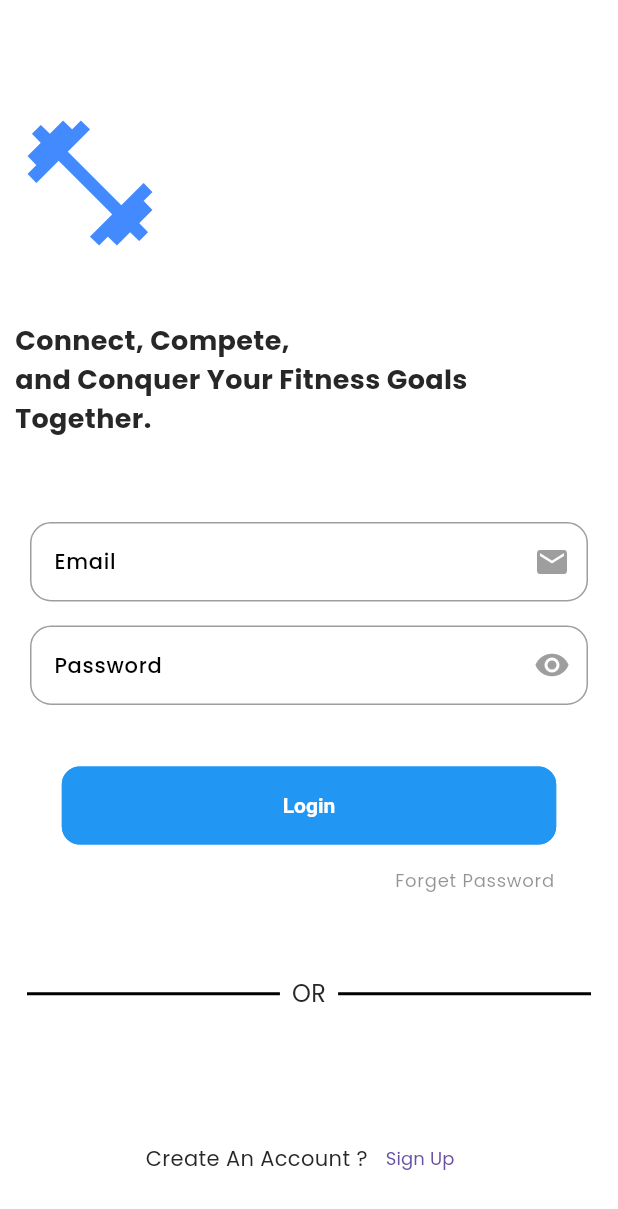
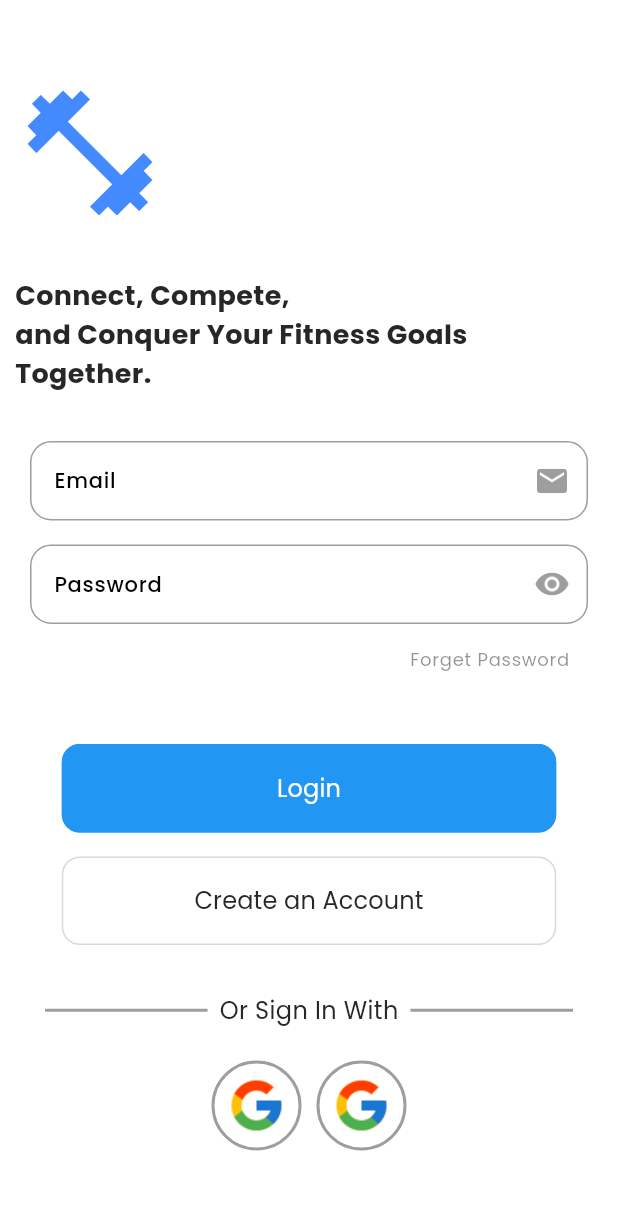
Before and after one commit to basitmurad/fitness_app, a Flutter app: the screen it shows after launch, on a phone screen of 412 x 824 dp. Shown: the top 1209 px of the screen. Run offline on Flutter 3.47's test engine with Material 3 defaults, Android fonts, the phone set to English and light mode, and no system bars; our stand-ins replace email_validator, fluttertoast, get, iconsax.

Commit message:
design reset password screen and make changes

```diff
--- /dev/null
+++ b/lib/screens/authentications/forget_password/controller/ResetController.dart
@@ -0,0 +1,6 @@
+import 'package:get/get.dart';
+
+class Resetcontroller extends GetxController{
+
+
+}
--- a/lib/screens/authentications/login_screen/LoginScreen.dart
+++ b/lib/screens/authentications/login_screen/LoginScreen.dart
@@ -2,12 +2,13 @@ import 'package:fitness/screens/authentications/forget_password/ForgetPassword.d
 import 'package:fitness/screens/authentications/login_screen/widgets/LoginDividerWidget.dart';
 import 'package:fitness/screens/authentications/login_screen/widgets/LoginWidget.dart';
 import 'package:fitness/screens/authentications/signup_screen/SignUpScreen.dart';
-import 'package:fitness/utils/constants/sizes/AppSizes.dart';
+import 'package:fitness/utils/constants/ImagePaths.dart';
+import 'package:fitness/utils/constants/AppSizes.dart';
 import 'package:flutter/cupertino.dart';
 import 'package:flutter/material.dart';
 import 'package:get/get.dart';
 
-import '../../../utils/constants/device/AppDevicesUtils.dart';
+import '../../../utils/constants/AppDevicesUtils.dart';
 
 class LoginScreen extends StatelessWidget {
   const LoginScreen({super.key});
@@ -21,7 +22,7 @@ class LoginScreen extends StatelessWidget {
           child: Column(
             mainAxisAlignment: MainAxisAlignment.center,
             children: [
-              const SizedBox(height: AppSizes.spaceBtwSections + 30),
+              const SizedBox(height: AppSizes.spaceBtwSections + 10),
               Container(
                 alignment: Alignment.topLeft,
                 child: const Icon(
@@ -30,7 +31,7 @@ class LoginScreen extends StatelessWidget {
                   color: Colors.blueAccent,
                 ),
               ),
-              const SizedBox(height: AppSizes.spaceBtwSections + 10),
+              const SizedBox(height: AppSizes.spaceBtwSections ),
 
               // Welcome Textx
               const Text(
@@ -42,39 +43,51 @@ class LoginScreen extends StatelessWidget {
                 ),
                 textAlign: TextAlign.start,
               ),
-              const SizedBox(height: AppSizes.appBarHeight),
+              const SizedBox(height: AppSizes.spaceBtwSections),
 
               const LoginWidget(),
 
-              Container(
-                margin: const EdgeInsets.only(right: 20),
-                alignment: Alignment.bottomRight,
-                child: TextButton(
-                    onPressed: () {
-                      Get.to(() => ForgetPassword());
-                    },
-                    child: Text('Forget Password',textAlign: TextAlign.end,
-                        style: Theme.of(context).textTheme.labelMedium)),
-              ),
               const SizedBox(height: AppSizes.spaceBtwSections),
+
               const LoginDividerWidget(),
 
-              const SizedBox(height: AppSizes.appBarHeight + 10),
+
+              const SizedBox(height: AppSizes.spaceBtwSections -10,),
 
               Row(
                 mainAxisAlignment: MainAxisAlignment.center,
                 children: [
-                  const Text(
-                    'Create An Account ?',
-                    style: TextStyle(fontSize: 14),
+
+                  Container(
+                    width: 60.0,
+                    height: 60.0,
+                    padding: const EdgeInsets.all(8),
+                    decoration: BoxDecoration(
+                      color: Colors.white, // Background color inside the circle
+                      shape: BoxShape.circle,
+                      border: Border.all(
+                        color: Colors.grey, // Stroke color
+                        width: 2.0, // Stroke width
+                      ),
+                    ),
+                    child: Image.asset(ImagePaths.googleIcon),
                   ),
-                  TextButton(
-                    onPressed: () {
-                      Get.to(() => const SignUpScreen());
-                      // Handle sign-up action
-                    },
-                    child: const Text('Sign Up'),
+                  const SizedBox(width: 10),
+                  Container(
+                    width: 60.0,
+                    height: 60.0,
+                    padding: const EdgeInsets.all(8),
+                    decoration: BoxDecoration(
+                      color: Colors.white, // Background color inside the circle
+                      shape: BoxShape.circle,
+                      border: Border.all(
+                        color: Colors.grey, // Stroke color
+                        width: 2.0, // Stroke width
+                      ),
+                    ),
+                    child: Image.asset(ImagePaths.googleIcon),
                   ),
+
                 ],
               ),
             ],
--- a/lib/screens/authentications/login_screen/controller/LoginController.dart
+++ b/lib/screens/authentications/login_screen/controller/LoginController.dart
@@ -31,6 +31,7 @@ class LoginController extends GetxController {
     }
 
     Fluttertoast.showToast(msg: "Login Successfully");
+
   }
 
   String? validatePassword(String password) {
@@ -53,6 +54,10 @@ class LoginController extends GetxController {
     isPasswordVisible.value = !isPasswordVisible.value;
   }
 
+  void createNewUser(String email , String password){
+
+  }
+
   @override
   void onClose() {
     emailController.dispose();
--- a/lib/screens/authentications/login_screen/widgets/LoginDividerWidget.dart
+++ b/lib/screens/authentications/login_screen/widgets/LoginDividerWidget.dart
@@ -9,25 +9,25 @@ class LoginDividerWidget extends StatelessWidget {
   @override
   Widget build(BuildContext context) {
     return const Padding(
-      padding: EdgeInsets.all(8.0),
+      padding: EdgeInsets.only(left: 20,right: 20),
       child: Row(
         children: [
           Expanded(
             child: Divider(
-              color: Colors.black,
+              color: Colors.grey,
               thickness: 2.0,
             ),
           ),
           Padding(
             padding: EdgeInsets.symmetric(horizontal: 8.0),
             child: Text(
-              'OR',
+              'Or Sign In With',
               style: TextStyle(fontSize: 16),
             ),
           ),
           Expanded(
             child: Divider(
-              color: Colors.black,
+              color: Colors.grey,
               thickness: 2.0,
             ),
           ),
--- a/lib/screens/authentications/login_screen/widgets/LoginWidget.dart
+++ b/lib/screens/authentications/login_screen/widgets/LoginWidget.dart
@@ -1,11 +1,13 @@
+import 'package:fitness/screens/authentications/signup_screen/SignUpScreen.dart';
 import 'package:flutter/cupertino.dart';
 import 'package:flutter/material.dart';
 import 'package:fluttertoast/fluttertoast.dart';
 import 'package:get/get.dart';
 import 'package:get/get_core/src/get_main.dart';
 
-import '../../../../utils/constants/device/AppDevicesUtils.dart';
-import '../../../../utils/constants/sizes/AppSizes.dart';
+import '../../../../utils/constants/AppDevicesUtils.dart';
+import '../../../../utils/constants/AppSizes.dart';
+import '../../forget_password/ForgetPassword.dart';
 import '../controller/LoginController.dart';
 
 class LoginWidget extends StatelessWidget {
@@ -41,7 +43,7 @@ class LoginWidget extends StatelessWidget {
         Obx((){
           return         TextFormField(
             controller: controller.passwordController,
-            obscureText:true,
+            obscureText: controller.isPasswordVisible.value,  // Bind obscureText to isPasswordVisible
 
             decoration: InputDecoration(
 
@@ -67,15 +69,40 @@ class LoginWidget extends StatelessWidget {
             ),
           );
 
-        })
+        }),
+          Container(
+          margin: const EdgeInsets.only(right: 0),
+      alignment: Alignment.bottomRight,
+      child: TextButton(
+          onPressed: () {
+            Get.to(() => ForgetPassword());
+          },
+          child: Text('Forget Password',textAlign: TextAlign.end,
+              style: Theme.of(context).textTheme.labelMedium)),
+    ),
 
-,
-        const SizedBox(height: AppSizes.appBarHeight - 15,),
+        const SizedBox(height: AppSizes.spaceBtwSections,),
+
         SizedBox(
             width: AppDevicesUtils.getScreenWidth(context) * 0.8,
             child: ElevatedButton(onPressed: () {
+              AppDevicesUtils.hideKeyboard(context);
               controller.login();
-            }, child: const Text('Login', style: TextStyle(fontSize: 14),)))
+            }, child:  Text('Login',style: Theme.of(context).textTheme.titleSmall?.copyWith(color:
+            Colors.white),))),
+
+        const SizedBox(height: AppSizes.spaceBtwInputFields,),
+        SizedBox(
+            width: AppDevicesUtils.getScreenWidth(context) * 0.8,
+            child: OutlinedButton(onPressed: () {
+
+
+              Get.to(() =>const SignUpScreen());
+
+            }, child:  Text('Create an Account',   style: Theme.of(context).textTheme.titleSmall,
+            ))),
+
+
       ],)),
     );
   }
--- /dev/null
+++ b/lib/utils/constants/ImagePaths.dart
@@ -0,0 +1,6 @@
+class ImagePaths{
+  static const String forgetillustration = "assets/images/forgetIllus.jpg";
+  static const String googleIcon = "assets/myicons/google.png";
+  static const String resetIllustration = "assets/images/resetIlust.jpg";
+
+}
--- a/lib/utils/constants/image_paths/ImagePaths.dart
+++ /dev/null
@@ -1,4 +0,0 @@
-class ImagePaths{
-  static const String forgetillustration = "assets/images/forgetIllus.jpg";
-
-}
--- a/lib/utils/theme/custumTheme/MyAppOutlinedButtonTheme.dart
+++ b/lib/utils/theme/custumTheme/MyAppOutlinedButtonTheme.dart
@@ -1,6 +1,6 @@
 
-import 'package:fitness/utils/appcolor/AppColor.dart';
-import 'package:fitness/utils/constants/sizes/AppSizes.dart';
+import 'package:fitness/utils/constants/AppColor.dart';
+import 'package:fitness/utils/constants/AppSizes.dart';
 import 'package:flutter/material.dart';
 class MyAppOutlinedButtonTheme{
 
--- a/lib/utils/theme/custumTheme/MyAppTextTheme.dart
+++ b/lib/utils/theme/custumTheme/MyAppTextTheme.dart
@@ -1,4 +1,4 @@
-import 'package:fitness/utils/appcolor/AppColor.dart';
+import 'package:fitness/utils/constants/AppColor.dart';
 import 'package:flutter/material.dart';
 class MyAppTextTheme{
 
```
Also changed, not shown: lib/screens/authentications/forget_password/ForgetPassword.dart (+6 -3 lines), lib/screens/authentications/forget_password/ResetPassword.dart (added, +62 -0 lines), lib/screens/authentications/signup_screen/SignUpScreen.dart (+12 -28 lines), assets/images/resetIlust.jpg (added), assets/myicons/google.png (added), lib/utils/constants/AppColor.dart (renamed from lib/utils/appcolor/AppColor.dart), lib/utils/constants/AppDevicesUtils.dart (renamed from lib/utils/constants/device/AppDevicesUtils.dart), lib/utils/constants/AppSizes.dart (renamed from lib/utils/constants/sizes/AppSizes.dart).
